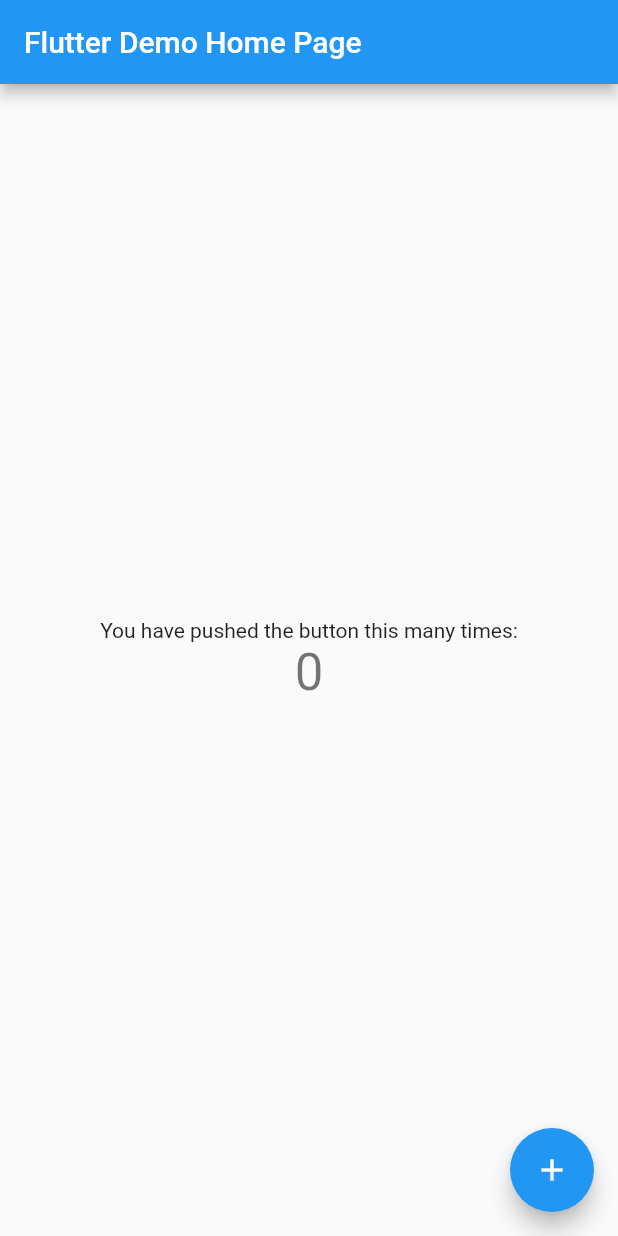
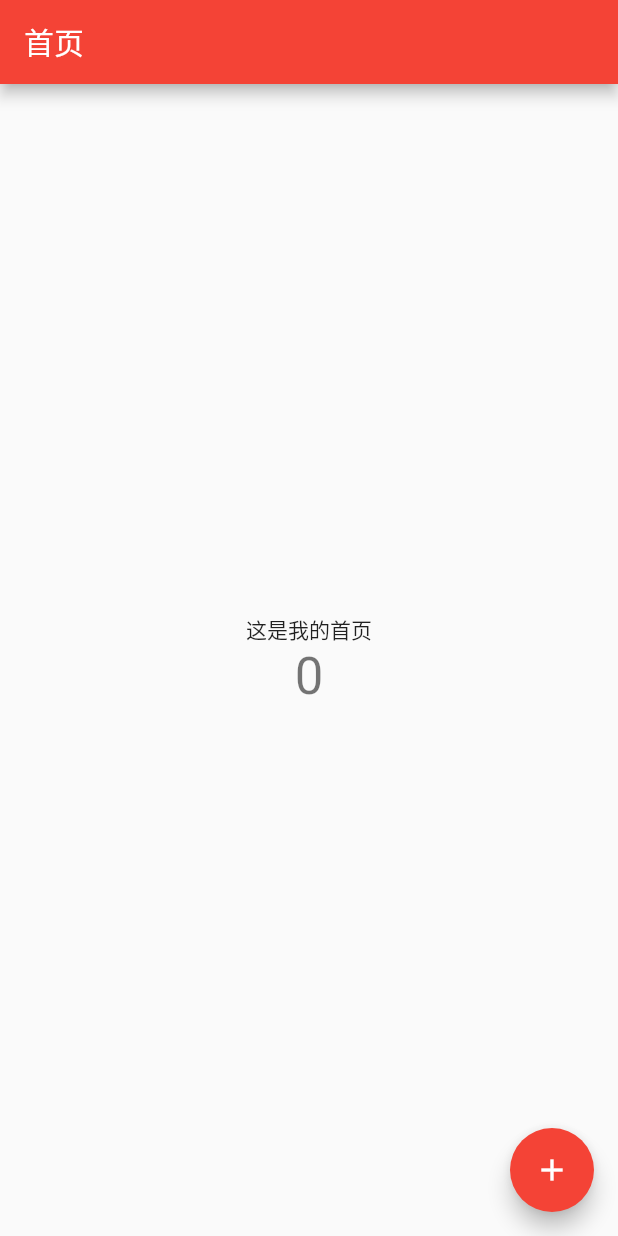
Before and after one commit to 1193950650/flutter, a Flutter app: the screen it shows after launch, on a phone screen of 412 x 824 dp. Run offline on Flutter 3.47's test engine with Material 2 defaults, Android fonts, the phone set to English and light mode, and no system bars.

Commit message:
提交环境代码

```diff
--- /dev/null
+++ b/demo/lib/demo.dart
@@ -0,0 +1,35 @@
+//在dart中，运行的dart语言 必须放在main方法中 这是dart的一个程序入口点。
+
+
+//dart的变量定义：
+/*
+  1.变量可以是字符和数字，但是不能以数字开头
+  2.特殊字符除了 $ 和 下划线其他都不能用
+  3.不能是一个关键字
+  4.必须要保证唯一性
+  5.在dart中，变量的声明区分大小写
+  6.不能以空格开头
+
+  在所有的声明语句中都是以分号结尾。
+ */
+
+//dart 面向对象编程模式 eg:eg1
+
+
+class Fg1 {
+  String state = '这是一个字符串变量';
+  void fun(props){
+    assert(props);
+  }
+}
+class ExtendTest extends Fg1{
+
+}
+
+
+
+void main() {
+  Fg1 fg = new Fg1();
+  ExtendTest fg1 = new ExtendTest();
+  fg.fun(fg1.state);
+}
--- a/demo/lib/main.dart
+++ b/demo/lib/main.dart
@@ -18,9 +18,9 @@ class MyApp extends StatelessWidget {
         // or simply save your changes to "hot reload" in a Flutter IDE).
         // Notice that the counter didn't reset back to zero; the application
         // is not restarted.
-        primarySwatch: Colors.blue,
+        primarySwatch: Colors.red,
       ),
-      home: MyHomePage(title: 'Flutter Demo Home Page'),
+      home: MyHomePage(title: '首页'),
     );
   }
 }
@@ -92,7 +92,7 @@ class _MyHomePageState extends State<MyHomePage> {
           mainAxisAlignment: MainAxisAlignment.center,
           children: <Widget>[
             Text(
-              'You have pushed the button this many times:',
+              '这是我的首页',
             ),
             Text(
               '$_counter',
```
Also changed, not shown: 1 other file.
